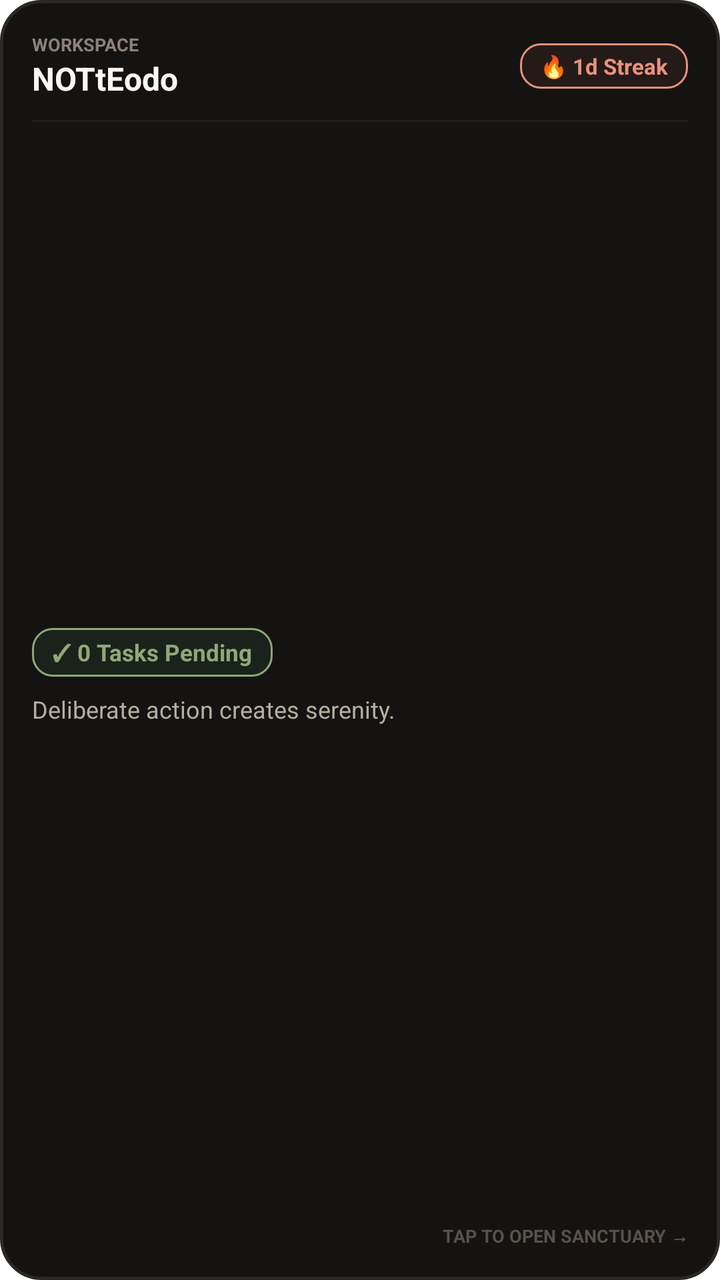
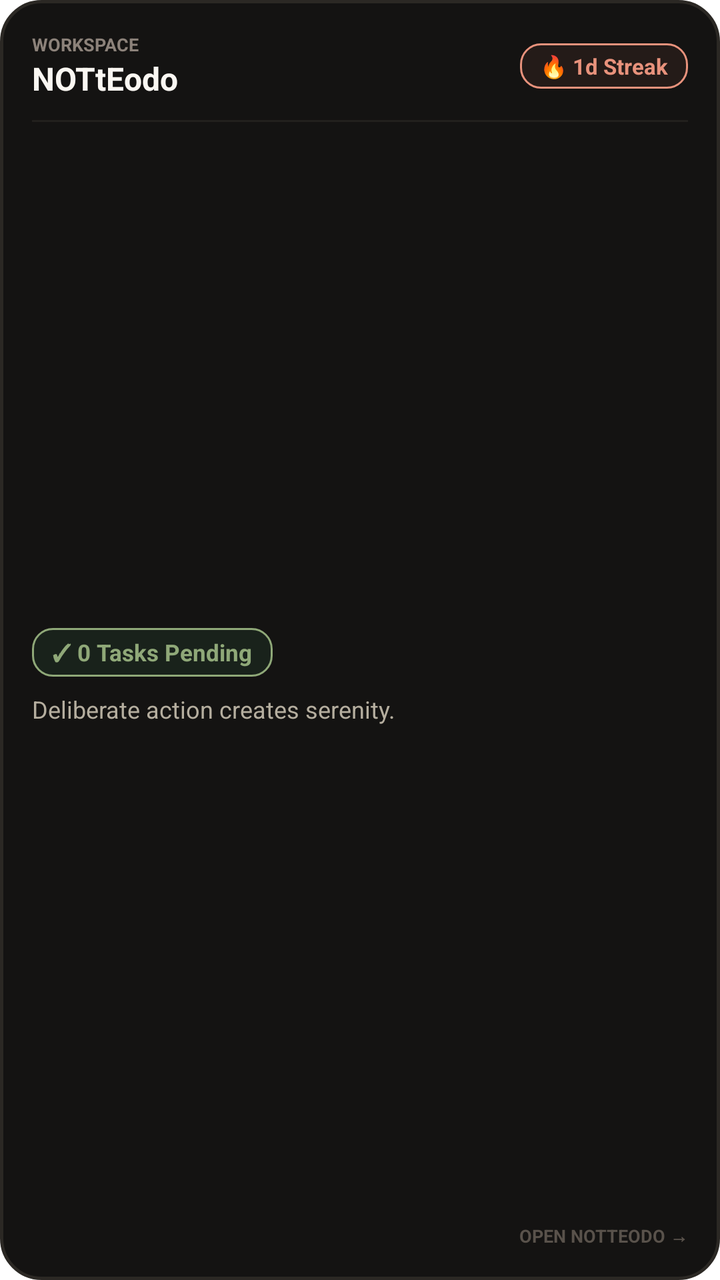

Screens rendered from an Android XML layout before and after an edit, with the pre-edit source and the edit as a unified diff.
<!-- AndroidManifest.xml: fallback theme Theme.MaterialComponents.DayNight.NoActionBar -->
<!-- res/layout/notteodo_widget_layout.xml -->
<?xml version="1.0" encoding="utf-8"?>
<FrameLayout xmlns:android="http://schemas.android.com/apk/res/android"
    android:id="@+id/widget_root"
    android:layout_width="match_parent"
    android:layout_height="match_parent"
    android:background="@android:color/transparent">

    
    <LinearLayout
        android:id="@+id/widget_native_container"
        android:layout_width="match_parent"
        android:layout_height="match_parent"
        android:background="@drawable/widget_background"
        android:orientation="vertical"
        android:padding="16dp">

        
        <LinearLayout
            android:layout_width="match_parent"
            android:layout_height="wrap_content"
            android:gravity="center_vertical"
            android:orientation="horizontal">

            <LinearLayout
                android:layout_width="0dp"
                android:layout_height="wrap_content"
                android:layout_weight="1"
                android:orientation="vertical">

                <TextView
                    android:id="@+id/widget_brand_label"
                    android:layout_width="wrap_content"
                    android:layout_height="wrap_content"
                    android:text="WORKSPACE"
                    android:textColor="#8C827A"
                    android:textSize="9sp"
                    android:textStyle="bold" />

                <TextView
                    android:id="@+id/widget_title"
                    android:layout_width="wrap_content"
                    android:layout_height="wrap_content"
                    android:text="NOTtEodo"
                    android:textColor="#FAF7F2"
                    android:textSize="16sp"
                    android:textStyle="bold" />
            </LinearLayout>

            
            <TextView
                android:id="@+id/widget_streak"
                android:layout_width="wrap_content"
                android:layout_height="wrap_content"
                android:background="@drawable/widget_pill_terracotta"
                android:paddingStart="10dp"
                android:paddingTop="4dp"
                android:paddingEnd="10dp"
                android:paddingBottom="4dp"
                android:text="🔥 1d Streak"
                android:textColor="#E8927C"
                android:textSize="11sp"
                android:textStyle="bold" />
        </LinearLayout>

        <View
            android:layout_width="match_parent"
            android:layout_height="1dp"
            android:layout_marginTop="10dp"
            android:layout_marginBottom="10dp"
            android:background="#22201D" />

        
        <LinearLayout
            android:layout_width="match_parent"
            android:layout_height="0dp"
            android:layout_weight="1"
            android:gravity="center_vertical"
            android:orientation="vertical">

            <TextView
                android:id="@+id/widget_tasks"
                android:layout_width="wrap_content"
                android:layout_height="wrap_content"
                android:background="@drawable/widget_pill_sage"
                android:paddingStart="10dp"
                android:paddingTop="4dp"
                android:paddingEnd="10dp"
                android:paddingBottom="4dp"
                android:text="✓ 0 Tasks Pending"
                android:textColor="#8FA878"
                android:textSize="11.5sp"
                android:textStyle="bold" />

            <TextView
                android:id="@+id/widget_quote"
                android:layout_width="match_parent"
                android:layout_height="wrap_content"
                android:layout_marginTop="8dp"
                android:ellipsize="end"
                android:maxLines="2"
                android:text="Deliberate action creates serenity."
                android:textColor="#B5AE9F"
                android:textSize="12sp" />
        </LinearLayout>

        
        <TextView
            android:id="@+id/widget_footer"
            android:layout_width="match_parent"
            android:layout_height="wrap_content"
            android:layout_marginTop="6dp"
            android:gravity="end"
            android:text="TAP TO OPEN SANCTUARY →"
            android:textColor="#59524B"
            android:textSize="9sp"
            android:textStyle="bold" />
    </LinearLayout>

    
    <ImageView
        android:id="@+id/widget_image"
        android:layout_width="match_parent"
        android:layout_height="match_parent"
        android:adjustViewBounds="true"
        android:contentDescription="NOTtEodo Widget"
        android:scaleType="fitCenter"
        android:visibility="gone" />

</FrameLayout>
<!-- resources referenced by this layout -->
<resources>
  <!-- drawable widget_background (drawable) -->
  <?xml version="1.0" encoding="utf-8"?>
  <shape xmlns:android="http://schemas.android.com/apk/res/android"
      android:shape="rectangle">
      <solid android:color="#141312" />
      <corners android:radius="20dp" />
      <stroke
          android:width="1.5dp"
          android:color="#2B2824" />
  </shape>
  <!-- drawable widget_pill_sage (drawable) -->
  <?xml version="1.0" encoding="utf-8"?>
  <shape xmlns:android="http://schemas.android.com/apk/res/android"
      android:shape="rectangle">
      <solid android:color="#19221B" />
      <corners android:radius="10dp" />
      <stroke
          android:width="1dp"
          android:color="#8FA878" />
  </shape>
  <!-- drawable widget_pill_terracotta (drawable) -->
  <?xml version="1.0" encoding="utf-8"?>
  <shape xmlns:android="http://schemas.android.com/apk/res/android"
      android:shape="rectangle">
      <solid android:color="#241B18" />
      <corners android:radius="10dp" />
      <stroke
          android:width="1dp"
          android:color="#E8927C" />
  </shape>
</resources>

<!-- the commit's change to res/layout/notteodo_widget_layout.xml (unified diff, before → after) -->
@@ -97,7 +97,7 @@
                 android:layout_height="wrap_content"
                 android:layout_marginTop="8dp"
                 android:ellipsize="end"
-                android:maxLines="2"
+                android:maxLines="3"
                 android:text="Deliberate action creates serenity."
                 android:textColor="#B5AE9F"
                 android:textSize="12sp" />
@@ -110,7 +110,7 @@
             android:layout_height="wrap_content"
             android:layout_marginTop="6dp"
             android:gravity="end"
-            android:text="TAP TO OPEN SANCTUARY →"
+            android:text="OPEN NOTTEODO →"
             android:textColor="#59524B"
             android:textSize="9sp"
             android:textStyle="bold" />
